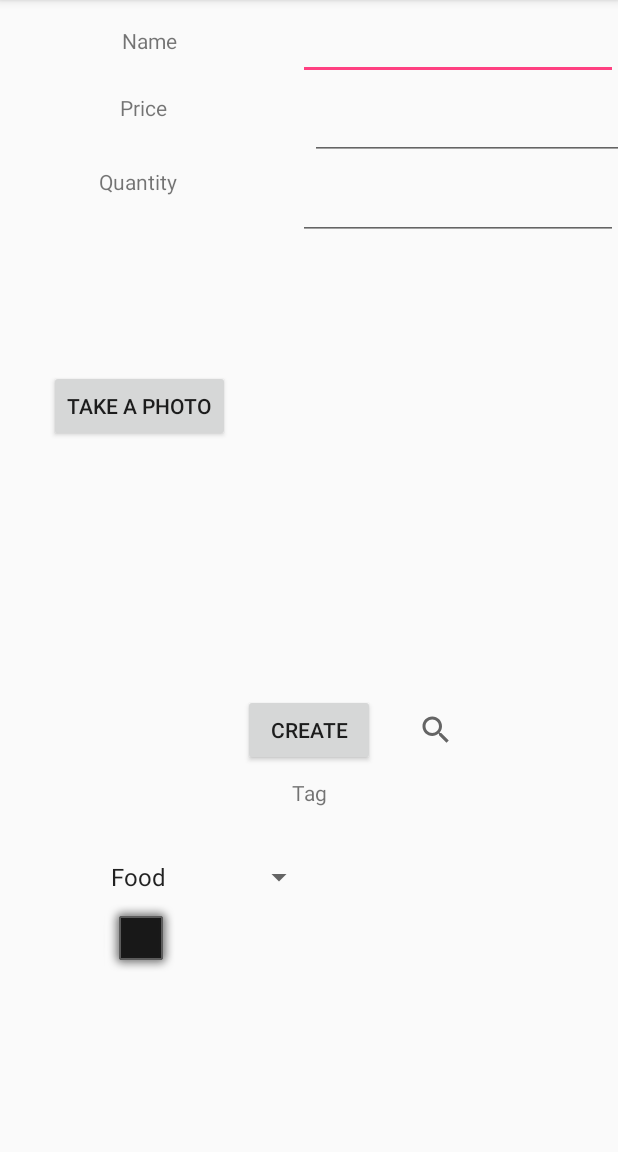
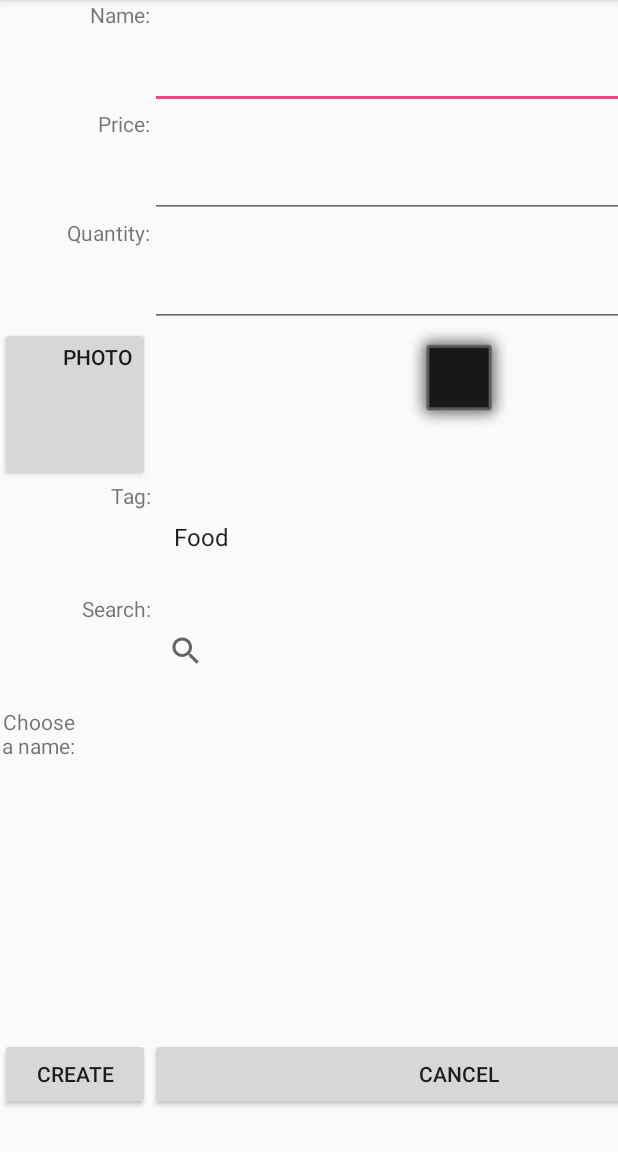
Before and after one commit to caihua2400/AccountShoppingList, an Android app: the AddItemActivity screen opened directly, with no data from a screen before it, on a phone screen of 412 x 824 dp, the part 84-1236 px from its top. Run offline under Robolectric (Android 15) with nearby library versions, the phone set to English and light mode, and no system bars.

Commit message:
update a new add item page

```diff
--- a/app/src/main/java/com/example/owner/accountshoppinglist/AddItemActivity.java
+++ b/app/src/main/java/com/example/owner/accountshoppinglist/AddItemActivity.java
@@ -46,7 +46,7 @@ public class AddItemActivity extends AppCompatActivity {
     @Override
     protected void onCreate(Bundle savedInstanceState) {
         super.onCreate(savedInstanceState);
-        setContentView(R.layout.activity_add_item);
+        setContentView(R.layout.activity_add_item_new);
         ShoppingItemDatabase dbConnection = new ShoppingItemDatabase(this);
         db = dbConnection.openDatabase();
         nameList=DatabaseUtility.selectAllName(db);
--- /dev/null
+++ b/app/src/main/res/layout/activity_add_item_new.xml
@@ -0,0 +1,104 @@
+<?xml version="1.0" encoding="utf-8"?>
+<TableLayout xmlns:android="http://schemas.android.com/apk/res/android"
+    xmlns:app="http://schemas.android.com/apk/res-auto"
+    android:orientation="vertical"
+    android:layout_width="match_parent"
+    android:layout_height="match_parent"
+    android:stretchColumns="1">
+    <TableRow android:layout_width="match_parent" android:layout_height="wrap_content" android:layout_weight="1">
+        <TextView
+            android:text="Name:"
+            android:layout_width="wrap_content"
+            android:layout_height="match_parent"
+            android:layout_column="0"
+            android:gravity="right"/>
+
+        <EditText android:layout_column="1"
+            android:layout_height="match_parent"
+            android:layout_width="250dp"
+            android:id="@+id/mName"/>
+
+    </TableRow>
+
+    <TableRow android:layout_width="match_parent" android:layout_height="wrap_content" android:layout_weight="1">
+        <TextView
+            android:text="Price:"
+            android:layout_width="wrap_content"
+            android:layout_height="match_parent"
+            android:layout_column="0"
+            android:gravity="right"/>
+
+        <EditText android:layout_column="1"
+            android:layout_height="match_parent"
+            android:layout_width="250dp"
+            android:id="@+id/mPrice"/>
+    </TableRow>
+
+    <TableRow android:layout_width="match_parent" android:layout_height="wrap_content" android:layout_weight="1">
+        <TextView
+            android:text="Quantity:"
+            android:layout_width="wrap_content"
+            android:layout_height="match_parent"
+            android:layout_column="0"
+            android:gravity="right"/>
+
+        <EditText android:layout_column="1"
+            android:layout_height="match_parent"
+            android:layout_width="250dp"
+            android:id="@+id/mQuantity"/>
+    </TableRow>
+
+    <TableRow android:layout_width="match_parent" android:layout_height="wrap_content" android:layout_weight="1">
+        <Button android:text="photo"
+            android:layout_width="wrap_content"
+            android:layout_height="match_parent"
+            android:layout_column="0"
+            android:gravity="right"
+            android:id="@+id/button_take_photo"/>
+        <ImageView android:layout_column="1" android:layout_height="75dp" android:layout_width="125dp"
+            android:id="@+id/myImageView"
+            app:srcCompat="@android:drawable/alert_dark_frame"/>
+    </TableRow>
+
+    <TableRow android:layout_width="match_parent" android:layout_height="wrap_content" android:layout_weight="1">
+        <TextView
+            android:text="Tag:"
+            android:layout_width="wrap_content"
+            android:layout_height="match_parent"
+            android:layout_column="0"
+            android:gravity="right"/>
+        <Spinner
+            android:layout_height="match_parent"
+            android:layout_column="1"
+            android:id="@+id/spinner_tag"/>
+    </TableRow>
+   <TableRow android:layout_width="match_parent" android:layout_height="wrap_content" android:layout_weight="1">
+       <TextView
+           android:text="Search:"
+           android:layout_width="wrap_content"
+           android:layout_height="match_parent"
+           android:layout_column="0"
+           android:gravity="right"/>
+       <SearchView android:layout_width="250dp" android:id="@+id/searchView_nameList" android:layout_column="1" android:layout_height="match_parent"/>
+
+   </TableRow>
+    <TableRow android:layout_width="match_parent" android:layout_height="wrap_content" android:layout_weight="2">
+        <TextView
+            android:text="Choose a name:"
+            android:layout_width="wrap_content"
+            android:layout_height="match_parent"
+            android:layout_column="0"
+            android:gravity="right"
+            android:layout_weight="1"/>
+        <ListView android:id="@+id/name_list" android:layout_height="165dp" android:layout_column="1"
+            android:layout_width="wrap_content"
+            android:layout_weight="1"/>
+
+    </TableRow>
+
+    <TableRow android:layout_width="match_parent" android:layout_height="wrap_content" android:layout_weight="1">
+<Button android:text="create" android:layout_column="0" android:id="@+id/button_create"/>
+        <Button android:text="Cancel" android:layout_column="1" android:id="@+id/button_cancel_add"/>
+
+    </TableRow>
+</TableLayout>
```
